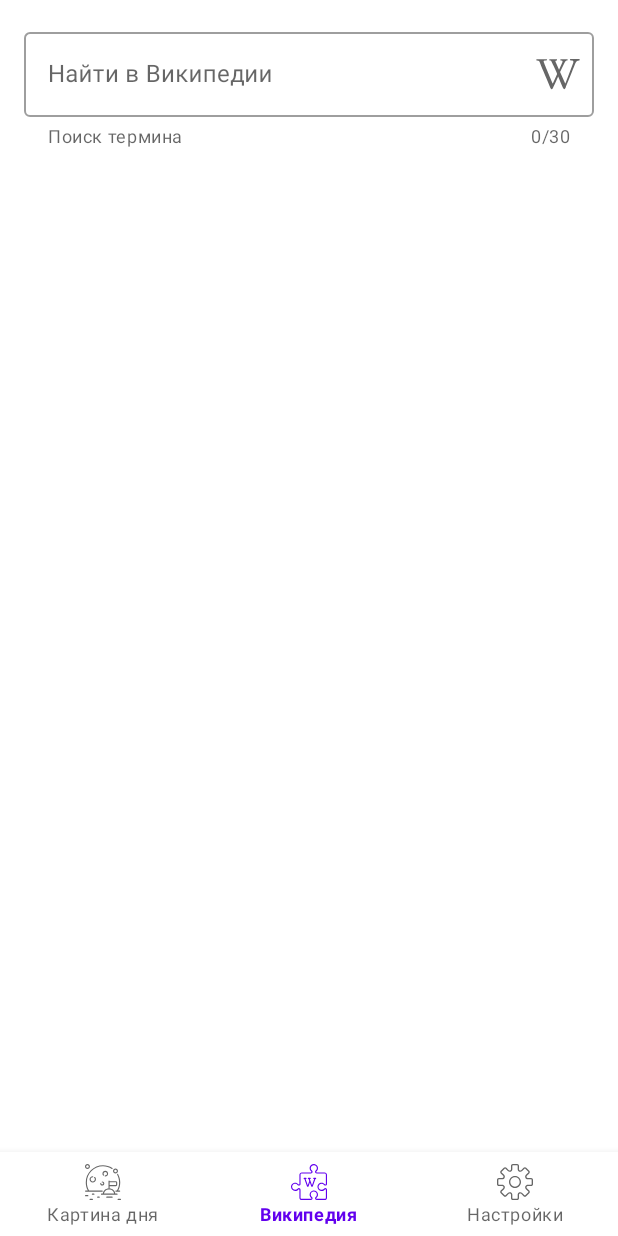
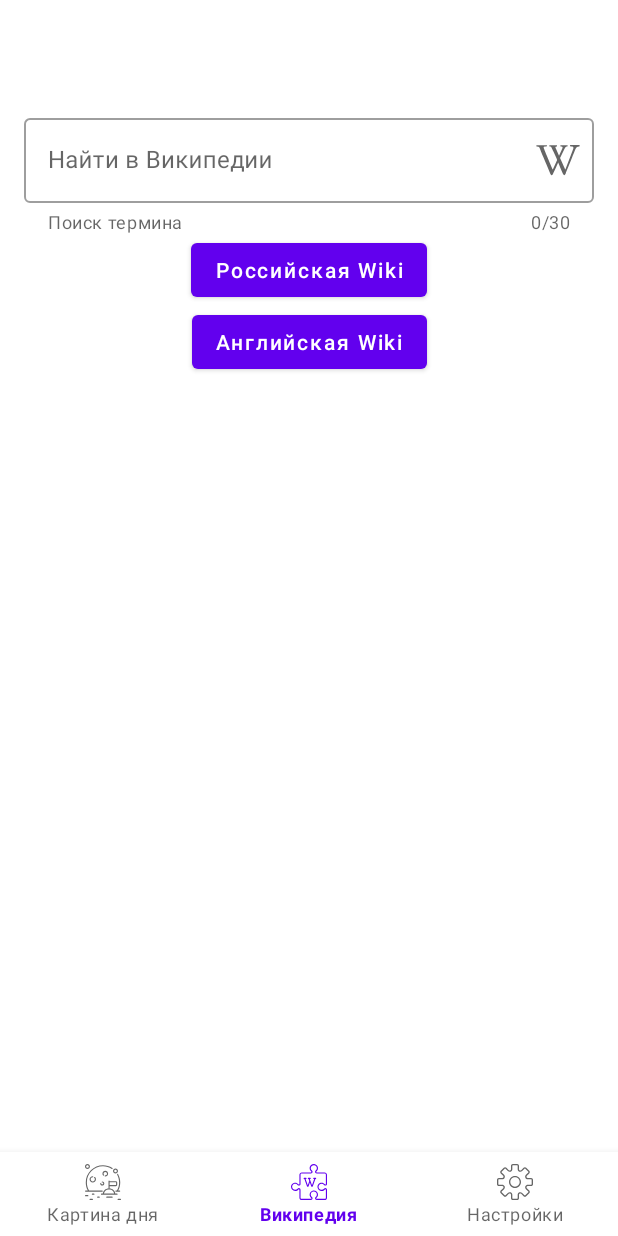
Before and after one commit to NDedov/PictureOfTheDay, an Android app: the screen it shows after launch (MainActivity), item 2 of the bottom bar chosen, on a phone screen of 412 x 824 dp. Run offline under Robolectric (Android 15) with nearby library versions, the phone set to English and light mode, and no system bars; libraries missing offline, so code that uses them is left out: coil.decode; pictures from the network do not load; 1 statement that could not run was skipped.

Commit message:
Lesson4 WikiFragment. Использование Chains, bias в ConstraintLayout

```diff
--- a/app/src/main/java/com/example/pictureoftheday/view/WikiFragment.kt
+++ b/app/src/main/java/com/example/pictureoftheday/view/WikiFragment.kt
@@ -31,11 +31,15 @@
     }
 
     private fun wikiFindInit(){
-        binding.inputLayout.setEndIconOnClickListener {
-            startActivity(Intent(Intent.ACTION_VIEW).apply {
-                data = Uri.parse("https://en.wikipedia.org/wiki/${binding.inputEditText.text.toString()}")
-            })
-        }
+        binding.inputLayout.setEndIconOnClickListener {wikiStartActivity("en")}
+        binding.wikiFindButtonEn.setOnClickListener {wikiStartActivity("en")}
+        binding.wikiFindButtonRu.setOnClickListener {wikiStartActivity("ru")}
+    }
+
+    private fun wikiStartActivity(domain: String){
+        startActivity(Intent(Intent.ACTION_VIEW).apply {
+            data = Uri.parse("https://${domain}.wikipedia.org/wiki/${binding.inputEditText.text.toString()}")
+        })
     }
 
     override fun onDestroy() {
--- a/app/src/main/res/layout/fragment_wiki.xml
+++ b/app/src/main/res/layout/fragment_wiki.xml
@@ -1,18 +1,39 @@
 <?xml version="1.0" encoding="utf-8"?>
-<androidx.constraintlayout.widget.ConstraintLayout
-    xmlns:android="http://schemas.android.com/apk/res/android"
+<androidx.constraintlayout.widget.ConstraintLayout xmlns:android="http://schemas.android.com/apk/res/android"
     xmlns:app="http://schemas.android.com/apk/res-auto"
     android:layout_width="match_parent"
-    android:layout_height="match_parent"
-    >
+    android:layout_height="match_parent">
+
+    <com.google.android.material.button.MaterialButton
+        android:id="@+id/wiki_find_button_ru"
+        android:layout_width="wrap_content"
+        android:layout_height="wrap_content"
+        android:text="@string/wiki_russian_text"
+        android:textAllCaps="false"
+        app:layout_constraintBottom_toTopOf="@id/wiki_find_button_en"
+        app:layout_constraintEnd_toEndOf="parent"
+        app:layout_constraintStart_toStartOf="parent"
+        app:layout_constraintTop_toBottomOf="@+id/input_layout" />
+
+    <com.google.android.material.button.MaterialButton
+        android:id="@+id/wiki_find_button_en"
+        android:layout_width="wrap_content"
+        android:layout_height="wrap_content"
+        android:text="@string/wiki_english_text"
+        android:textAllCaps="false"
+        app:layout_constraintBottom_toBottomOf="parent"
+        app:layout_constraintEnd_toEndOf="parent"
+        app:layout_constraintStart_toStartOf="parent"
+        app:layout_constraintTop_toBottomOf="@id/wiki_find_button_ru" />
+
     <com.google.android.material.textfield.TextInputLayout
         android:id="@+id/input_layout"
         style="@style/Widget.MaterialComponents.TextInputLayout.OutlinedBox"
         android:layout_width="0dp"
         android:layout_height="wrap_content"
         android:layout_marginStart="@dimen/margin_medium"
+        android:layout_marginTop="@dimen/margin_medium"
         android:layout_marginEnd="@dimen/margin_medium"
-        android:layout_marginTop="@dimen/margin_medium"
         android:hint="@string/search_wiki"
         app:counterEnabled="true"
         app:counterMaxLength="30"
@@ -20,9 +41,12 @@
         app:endIconDrawable="@drawable/ic_wikipedia"
         app:endIconMode="custom"
         app:helperText="@string/wiki_helper_text"
+        app:layout_constraintBottom_toTopOf="@id/wiki_find_button_ru"
+        app:layout_constraintEnd_toEndOf="parent"
+        app:layout_constraintStart_toStartOf="parent"
         app:layout_constraintTop_toTopOf="parent"
-        app:layout_constraintEnd_toEndOf="parent"
-        app:layout_constraintStart_toStartOf="parent">
+        app:layout_constraintVertical_bias="0.1"
+        app:layout_constraintVertical_chainStyle="packed">
 
         <com.google.android.material.textfield.TextInputEditText
             android:id="@+id/input_edit_text"
@@ -30,4 +54,6 @@
             android:layout_height="wrap_content"
             android:inputType="text" />
     </com.google.android.material.textfield.TextInputLayout>
+
+
 </androidx.constraintlayout.widget.ConstraintLayout>
--- a/app/src/main/res/values/strings.xml
+++ b/app/src/main/res/values/strings.xml
@@ -18,4 +18,6 @@
     <string name="today_tab_text">Сегодня</string>
     <string name="yesterday_tab_text">Вчера</string>
     <string name="tdby_tab_text">Позавчера</string>
+    <string name="wiki_russian_text">Российская Wiki</string>
+    <string name="wiki_english_text">Английская Wiki</string>
 </resources>
```
